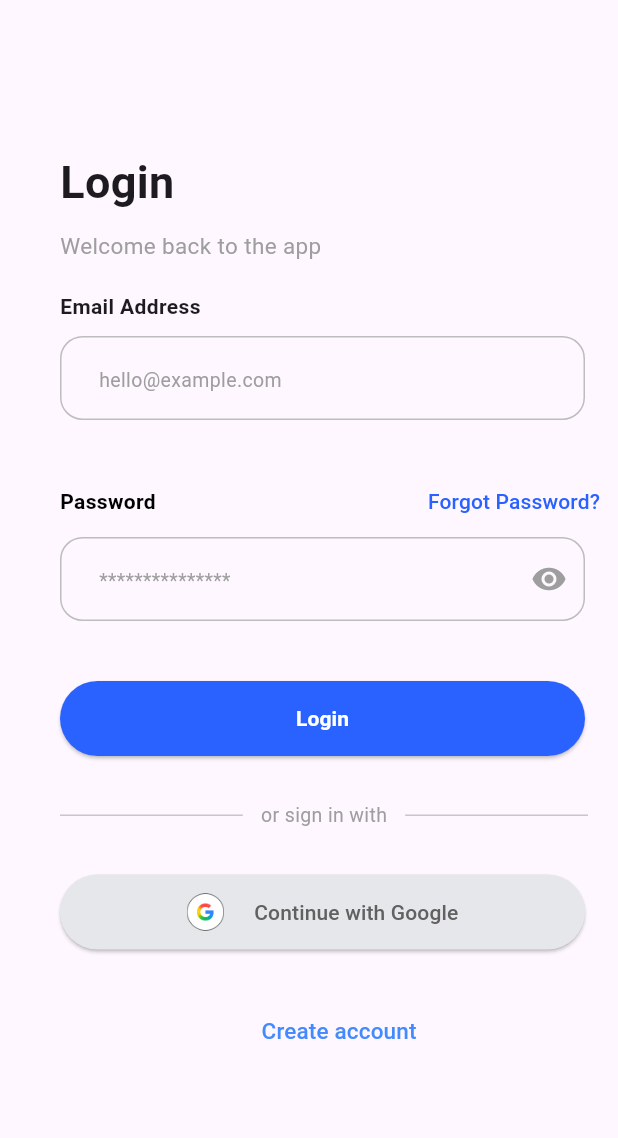
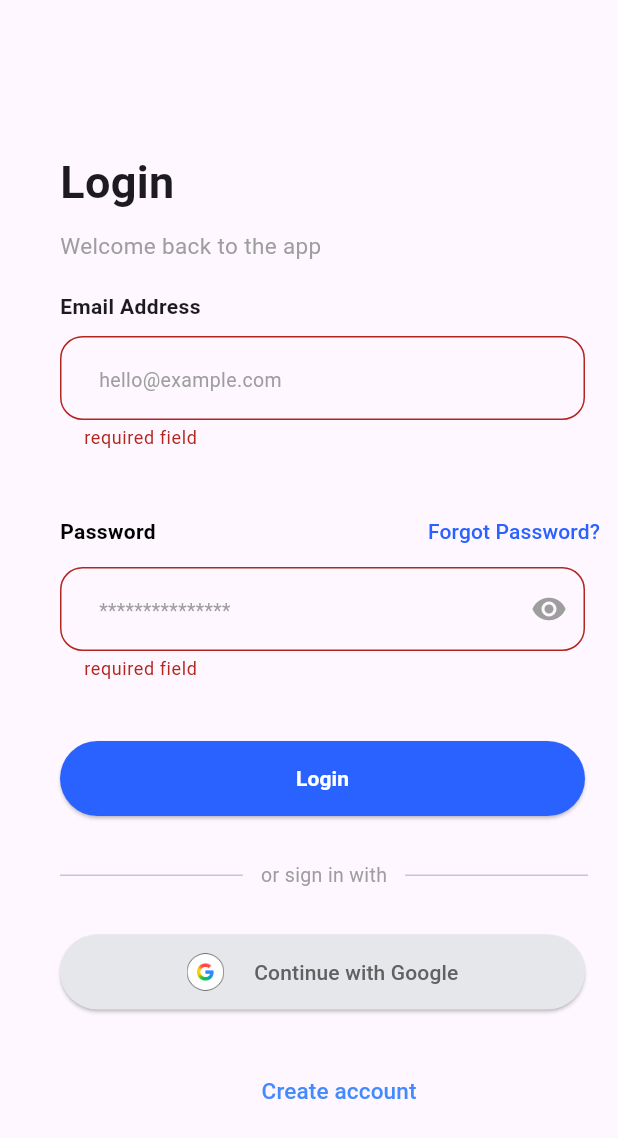
Before and after one commit to nsompi-diella/flutter-ui-practice, a Flutter app: the screen it shows after launch, after a tap on "Login", on a phone screen of 412 x 824 dp. Shown: the top 1138 px of the screen. Run offline on Flutter 3.47's test engine with Material 3 defaults, Android fonts, the phone set to English and light mode, and no system bars.

Commit message:
Update validator form Update (controller - formvalidation - submitted_button )

```diff
--- a/simple-login-ui/login_ui/lib/core/controller/controller.dart
+++ b/simple-login-ui/login_ui/lib/core/controller/controller.dart
@@ -4,4 +4,9 @@ class Controller {
   final usernameCtrl = TextEditingController();
   final emailCtrl = TextEditingController();
   final passwordCtrl = TextEditingController();
+
+  void dispose() {
+    emailCtrl.dispose();
+    passwordCtrl.dispose();
+  }
 }
--- a/simple-login-ui/login_ui/lib/features/loginpage/layout/maindesign.dart
+++ b/simple-login-ui/login_ui/lib/features/loginpage/layout/maindesign.dart
@@ -1,4 +1,5 @@
 import 'package:flutter/material.dart';
+import 'package:login_ui/core/controller/controller.dart';
 import 'package:login_ui/features/loginpage/widgets/formValidation.dart';
 import 'package:login_ui/features/loginpage/widgets/submitted_button.dart';
 import 'package:login_ui/features/loginpage/widgets/submitted_email_button.dart';
@@ -16,11 +17,64 @@ class Maindesign extends StatefulWidget {
 }
 
 class _Home extends State<Maindesign> {
+  // validate ma form
+  final _formKey = GlobalKey<FormState>();
+  // recupere mes controller
+  final controller = Controller();
+
+  // loading button
+  bool isloading = false;
+
+  // add dispose to avoir crash of input
+  @override
+  void dispose() {
+    controller.dispose();
+    super.dispose();
+  }
+
+  // create login action
+  Future<void> login() async {
+    //  validate form
+    if (!_formKey.currentState!.validate()) {
+      return;
+    }
+    // recupere les valeur
+    final email = controller.emailCtrl.text;
+    final password = controller.passwordCtrl.text;
+
+
+
+
+    // loading button
+    setState(() {
+      isloading = true;
+    });
+
+    // simulate request API
+    await Future.delayed(Duration(seconds: 2));
+
+    //  stop loading
+    if (!mounted) return;
+
+    // clear input
+    controller.emailCtrl.clear();
+    controller.passwordCtrl.clear();
+    // reset isloading to false
+    setState(() {
+      isloading = false;
+    });
+
+
+  }
+
   @override
   Widget build(BuildContext context) {
     return Scaffold(
       body: SafeArea(
         child: SingleChildScrollView(
+          child: Form(
+            // add the key to validate form
+            key: _formKey,
             child: Container(
               margin: EdgeInsets.only(top: 100, left: 40),
               child: Column(
@@ -28,9 +82,11 @@ class _Home extends State<Maindesign> {
                 children: [
                   TitleWidget(),
                   SizedBox(height: 20),
-                Formvalidation(),
+                  // add controller in my validation form
+                  Formvalidation(controller: controller),
                   SizedBox(height: 40),
-                SubmittedButton(),
+                  // add the require constructor & login function
+                  SubmittedButton(isloading: isloading, onpressed: login),
                   SizedBox(height: 30),
                   TextBarreGoogle(),
                   SizedBox(height: 30),
@@ -42,6 +98,7 @@ class _Home extends State<Maindesign> {
             ),
           ),
         ),
+      ),
     );
   }
 }
--- a/simple-login-ui/login_ui/lib/features/loginpage/widgets/formvalidation.dart
+++ b/simple-login-ui/login_ui/lib/features/loginpage/widgets/formvalidation.dart
@@ -1,15 +1,16 @@
 import 'package:flutter/material.dart';
+import 'package:login_ui/core/controller/controller.dart';
 import 'package:login_ui/core/validation/validationform.dart';
 
 class Formvalidation extends StatefulWidget {
-  const Formvalidation({super.key});
+  final Controller controller;
+  const Formvalidation({super.key,required this.controller});
 
   @override
   State<StatefulWidget> createState() {
     return _Home();
   }
 }
-
 
 class _Home extends State<Formvalidation> {
   @override
@@ -22,6 +23,7 @@ class _Home extends State<Formvalidation> {
         SizedBox(
           width: 350,
           child: TextFormField(
+            controller: widget.controller.emailCtrl,
             validator: Validationform.email,
             cursorColor: Colors.black,
             decoration: InputDecoration(
@@ -73,6 +75,7 @@ class _Home extends State<Formvalidation> {
         SizedBox(
           width: 350,
           child: TextFormField(
+            controller: widget.controller.passwordCtrl,
             validator: Validationform.password,
             cursorColor: Colors.grey,
             decoration: InputDecoration(
--- a/simple-login-ui/login_ui/lib/features/loginpage/widgets/submitted_button.dart
+++ b/simple-login-ui/login_ui/lib/features/loginpage/widgets/submitted_button.dart
@@ -1,11 +1,16 @@
 import 'package:flutter/material.dart';
 
 class SubmittedButton extends StatefulWidget {
-  const SubmittedButton({super.key});
+  final bool isloading;
+  final VoidCallback onpressed;
+  const SubmittedButton({
+    super.key,
+    required this.isloading,
+    required this.onpressed,
+  });
 
   @override
   State<SubmittedButton> createState() {
-    // TODO: implement createState
     return _Home();
   }
 }
@@ -20,11 +25,23 @@ class _Home extends State<SubmittedButton> {
         style: ElevatedButton.styleFrom(
           backgroundColor: Colors.blueAccent.shade700,
         ),
-        onPressed: () {},
-        child: Text(
-          'Login',
-          style: TextStyle(fontWeight: FontWeight.bold, color: Colors.white),
-        ),
+        onPressed: widget.isloading ? null : widget.onpressed,
+        child: widget.isloading
+            ? const SizedBox(
+                width: 24,
+                height: 24,
+                child: CircularProgressIndicator(
+                  color: Colors.white,
+                  strokeWidth: 3,
+                ),
+              )
+            : const Text(
+                'Login',
+                style: TextStyle(
+                  fontWeight: FontWeight.bold,
+                  color: Colors.white,
+                ),
+              ),
       ),
     );
   }
```
Lines whose indentation alone changed are shown as unchanged.
